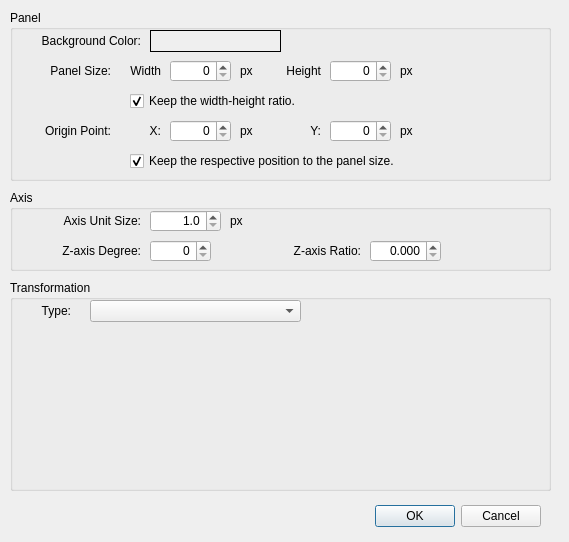
Qt form FigureItNow7/finUiGraphConfigDlg.ui (yuylong/FigureItNow) before a commit.
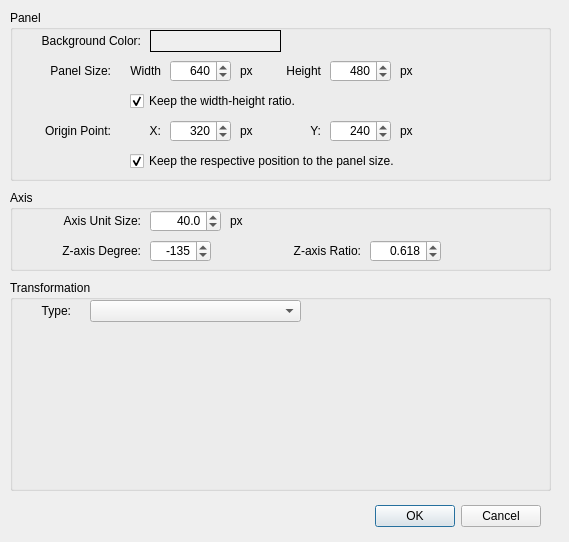
The same form after that commit. Custom widgets are drawn as their Qt base class.

Commit message: Connect graph config dialog to main window.

```diff
--- a/FigureItNow7/finUiGraphConfigDlg.ui
+++ b/FigureItNow7/finUiGraphConfigDlg.ui
@@ -139,6 +139,18 @@
     <property name="alignment">
      <set>Qt::AlignRight|Qt::AlignTrailing|Qt::AlignVCenter</set>
     </property>
+    <property name="minimum">
+     <number>10</number>
+    </property>
+    <property name="maximum">
+     <number>65535</number>
+    </property>
+    <property name="singleStep">
+     <number>10</number>
+    </property>
+    <property name="value">
+     <number>640</number>
+    </property>
    </widget>
    <widget class="QSpinBox" name="spbPanelHeight">
     <property name="geometry">
@@ -152,6 +164,18 @@
     <property name="alignment">
      <set>Qt::AlignRight|Qt::AlignTrailing|Qt::AlignVCenter</set>
     </property>
+    <property name="minimum">
+     <number>10</number>
+    </property>
+    <property name="maximum">
+     <number>65535</number>
+    </property>
+    <property name="singleStep">
+     <number>10</number>
+    </property>
+    <property name="value">
+     <number>480</number>
+    </property>
    </widget>
    <widget class="QLabel" name="lblPanelHeightUnit">
     <property name="geometry">
@@ -229,6 +253,18 @@
     <property name="alignment">
      <set>Qt::AlignRight|Qt::AlignTrailing|Qt::AlignVCenter</set>
     </property>
+    <property name="minimum">
+     <number>-65535</number>
+    </property>
+    <property name="maximum">
+     <number>65535</number>
+    </property>
+    <property name="singleStep">
+     <number>10</number>
+    </property>
+    <property name="value">
+     <number>320</number>
+    </property>
    </widget>
    <widget class="QSpinBox" name="spbOriginPtY">
     <property name="geometry">
@@ -242,6 +278,18 @@
     <property name="alignment">
      <set>Qt::AlignRight|Qt::AlignTrailing|Qt::AlignVCenter</set>
     </property>
+    <property name="minimum">
+     <number>-65535</number>
+    </property>
+    <property name="maximum">
+     <number>65535</number>
+    </property>
+    <property name="singleStep">
+     <number>10</number>
+    </property>
+    <property name="value">
+     <number>240</number>
+    </property>
    </widget>
    <widget class="QLabel" name="lblOriginPtXUnit">
     <property name="geometry">
@@ -368,7 +416,13 @@
      <number>1</number>
     </property>
     <property name="minimum">
-     <double>1.000000000000000</double>
+     <double>0.100000000000000</double>
+    </property>
+    <property name="maximum">
+     <double>8192.000000000000000</double>
+    </property>
+    <property name="value">
+     <double>40.000000000000000</double>
     </property>
    </widget>
    <widget class="QLabel" name="lblAxisUnitSizeUnit">
@@ -415,6 +469,18 @@
     <property name="alignment">
      <set>Qt::AlignRight|Qt::AlignTrailing|Qt::AlignVCenter</set>
     </property>
+    <property name="minimum">
+     <number>-179</number>
+    </property>
+    <property name="maximum">
+     <number>180</number>
+    </property>
+    <property name="singleStep">
+     <number>10</number>
+    </property>
+    <property name="value">
+     <number>-135</number>
+    </property>
    </widget>
    <widget class="QLabel" name="lblAxisZRatioTitle">
     <property name="geometry">
@@ -448,11 +514,17 @@
      <number>3</number>
     </property>
     <property name="minimum">
-     <double>0.000000000000000</double>
+     <double>0.001000000000000</double>
     </property>
     <property name="maximum">
      <double>5.000000000000000</double>
     </property>
+    <property name="singleStep">
+     <double>0.100000000000000</double>
+    </property>
+    <property name="value">
+     <double>0.618000000000000</double>
+    </property>
    </widget>
   </widget>
   <widget class="QGroupBox" name="grbTransform">
```
The commit also changes 3 other files.
